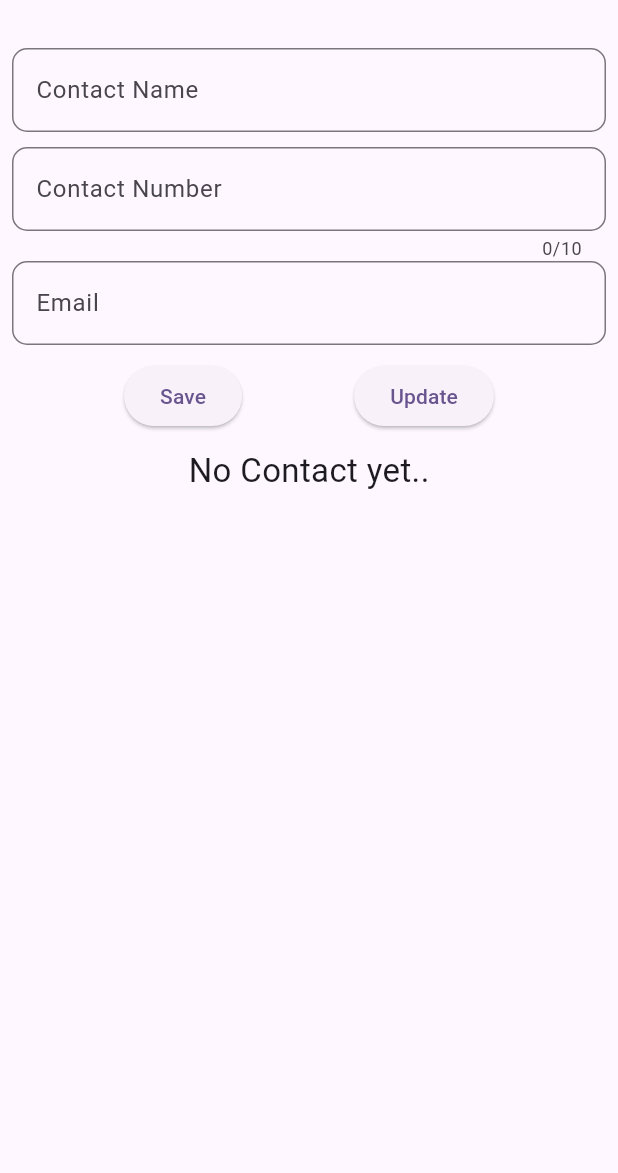
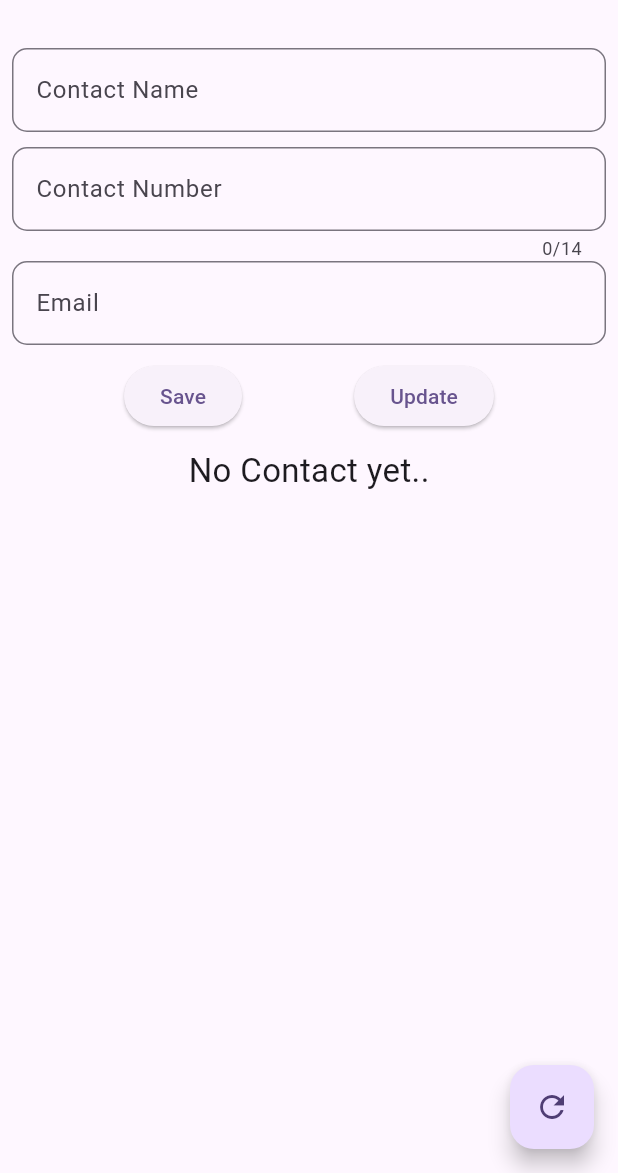
Before and after one commit to fmcarrero/myapp, a Flutter app: the screen it shows after launch, on a phone screen of 412 x 824 dp, the part 63-1236 px from its top. Run offline on Flutter 3.47's test engine with Material 3 defaults, Android fonts, the phone set to English and light mode, and no system bars.

Commit message:
refresh get all data

```diff
--- a/lib/home_page.dart
+++ b/lib/home_page.dart
@@ -1,5 +1,7 @@
 import 'package:flutter/material.dart';
 import 'package:myapp/models/contact.dart';
+import 'package:myapp/providers/contact_provider.dart';
+import 'package:provider/provider.dart';
 
 class HomePage extends StatefulWidget {
   const HomePage({super.key});
@@ -13,18 +15,29 @@ class _HomePageState extends State<HomePage> {
   TextEditingController nameController = TextEditingController();
   TextEditingController contactController = TextEditingController();
   TextEditingController emailController = TextEditingController();
-  List<Contact> contacts = List.empty(growable: true);
 
   int selectedIndex = -1;
-
+/*
+ @override
+  void initState() {
+    super.initState();
+    // Fetch contacts when the widget is first created
+    Future.microtask(() => Provider.of<ContactProvider>(context, listen: false).fetchContacts());
+  }*/
   @override
   Widget build(BuildContext context) {
+    final contactProvider = Provider.of<ContactProvider>(context);
     return Scaffold(
       appBar: AppBar(
         centerTitle: true,
         title: const Text('Contacts List'),
       ),
-      body: Padding(
+      body: contactProvider.isLoading
+          ? const Center(
+              child: CircularProgressIndicator(),
+            )
+          :
+      Padding(
         padding: const EdgeInsets.all(8.0),
         child: Column(
           children: [
@@ -41,8 +54,8 @@ class _HomePageState extends State<HomePage> {
             const SizedBox(height: 10),
             TextField(
               controller: contactController,
-              keyboardType: TextInputType.number,
-              maxLength: 10,
+              keyboardType: TextInputType.text,
+              maxLength: 14,
               decoration: const InputDecoration(
                   hintText: 'Contact Number',
                   border: OutlineInputBorder(
@@ -76,7 +89,7 @@ class _HomePageState extends State<HomePage> {
                           nameController.text = '';
                           contactController.text = '';
                           emailController.text = '';
-                          contacts.add(Contact(name: name, phone: contact , id: 2, email: email));
+                          contactProvider.contacts.add(Contact(name: name, phone: contact , id: 2, email: email));
                         });
                       }
                       //
@@ -93,9 +106,9 @@ class _HomePageState extends State<HomePage> {
                           nameController.text = '';
                           contactController.text = '';
                           emailController.text = '';
-                          contacts[selectedIndex].name = name;
-                          contacts[selectedIndex].phone = contact;
-                          contacts[selectedIndex].email = email;
+                          contactProvider.contacts[selectedIndex].name = name;
+                          contactProvider.contacts[selectedIndex].phone = contact;
+                          contactProvider.contacts[selectedIndex].email = email;
                           selectedIndex = -1;
                         });
                       }
@@ -105,24 +118,28 @@ class _HomePageState extends State<HomePage> {
               ],
             ),
             const SizedBox(height: 10),
-            contacts.isEmpty
+            contactProvider.contacts.isEmpty
                 ? const Text(
                     'No Contact yet..',
                     style: TextStyle(fontSize: 22),
                   )
                 : Expanded(
                     child: ListView.builder(
-                      itemCount: contacts.length,
-                      itemBuilder: (context, index) => getRow(index),
+                      itemCount: contactProvider.contacts.length,
+                      itemBuilder: (context, index) => getRow(index, contactProvider),
                     ),
                   )
           ],
         ),
       ),
+      floatingActionButton: FloatingActionButton(
+        onPressed: () => contactProvider.fetchContacts(),
+        child: const Icon(Icons.refresh),
+      ),
     );
   }
 
-  Widget getRow(int index) {
+  Widget getRow(int index, var contactProvider) {
     return Card(
       child: ListTile(
         leading: CircleAvatar(
@@ -130,7 +147,7 @@ class _HomePageState extends State<HomePage> {
               index % 2 == 0 ? Colors.deepPurpleAccent : Colors.purple,
           foregroundColor: Colors.white,
           child: Text(
-            contacts[index].name[0],
+            contactProvider.contacts[index].name[0],
             style: const TextStyle(fontWeight: FontWeight.bold),
           ),
         ),
@@ -138,11 +155,11 @@ class _HomePageState extends State<HomePage> {
           crossAxisAlignment: CrossAxisAlignment.start,
           children: [
             Text(
-              contacts[index].name,
+              contactProvider.contacts[index].name,
               style: const TextStyle(fontWeight: FontWeight.bold),
             ),
-            Text(contacts[index].phone),
-            Text(contacts[index].email),
+            Text(contactProvider.contacts[index].phone),
+            Text(contactProvider.contacts[index].email),
           ],
         ),
         trailing: SizedBox(
@@ -152,9 +169,9 @@ class _HomePageState extends State<HomePage> {
               InkWell(
                   onTap: () {
                     //
-                    nameController.text = contacts[index].name;
-                    contactController.text = contacts[index].phone;
-                    emailController.text = contacts[index].email;
+                    nameController.text =  contactProvider.contacts[index].name;
+                    contactController.text =  contactProvider.contacts[index].phone;
+                    emailController.text =  contactProvider.contacts[index].email;
                     setState(() {
                       selectedIndex = index;
                     });
@@ -163,7 +180,7 @@ class _HomePageState extends State<HomePage> {
               InkWell(
                   onTap: (() {
                     setState(() {
-                      contacts.removeAt(index);
+                      contactProvider.contacts.removeAt(index);
                     });
                   }),
                   child: const Icon(Icons.delete)),
--- a/lib/main.dart
+++ b/lib/main.dart
@@ -1,6 +1,7 @@
 import 'package:flutter/material.dart';
 import 'package:myapp/home_page.dart';
-
+import 'package:myapp/providers/contact_provider.dart';
+import 'package:provider/provider.dart';
 void main() {
   runApp(const MyApp());
 }
@@ -10,29 +11,19 @@ class MyApp extends StatelessWidget {
 
   @override
   Widget build(BuildContext context) {
-    return MaterialApp(
+    return MultiProvider(
+      providers: [
+        ChangeNotifierProvider(create: (_) => ContactProvider()),
+      ],
+      child: MaterialApp(
         title: 'Contacts List',
         debugShowCheckedModeBanner: false,
         theme: ThemeData(
-        // This is the theme of your application.
-        //
-        // TRY THIS: Try running your application with "flutter run". You'll see
-        // the application has a purple toolbar. Then, without quitting the app,
-        // try changing the seedColor in the colorScheme below to Colors.green
-        // and then invoke "hot reload" (save your changes or press the "hot
-        // reload" button in a Flutter-supported IDE, or press "r" if you used
-        // the command line to start the app).
-        //
-        // Notice that the counter didn't reset back to zero; the application
-        // state is not lost during the reload. To reset the state, use hot
-        // restart instead.
-        //
-        // This works for code too, not just values: Most code changes can be
-        // tested with just a hot reload.
           colorScheme: ColorScheme.fromSeed(seedColor: Colors.deepPurple),
           useMaterial3: true,
         ),
         home: const HomePage(),
+      ),
     );
   }
 }
--- a/lib/models/contact.dart
+++ b/lib/models/contact.dart
@@ -9,9 +9,9 @@ class Contact {
    factory Contact.fromJson(Map<String, dynamic> json) {
     return Contact(
       id: json['id'],
-      name: json['name'],
+      name: json['full_name'],
       email: json['email'],
-      phone: json['phone'],
+      phone: json['phone_number'],
     );
   }
 }
--- /dev/null
+++ b/lib/providers/contact_provider.dart
@@ -0,0 +1,20 @@
+import 'package:flutter/material.dart';
+import 'package:myapp/repositories/contact_repository.dart';
+import 'package:myapp/models/contact.dart';
+
+class ContactProvider with ChangeNotifier {
+  List<Contact> _contacts = [];
+  bool _isLoading = false;
+
+  List<Contact> get contacts => _contacts;
+  bool get isLoading => _isLoading;
+
+  Future<void> fetchContacts() async {
+    _isLoading = true;
+    notifyListeners();
+
+    _contacts = await ContactRepository().getContacts();
+    _isLoading = false;
+    notifyListeners();
+  }
+}
--- a/lib/repositories/contact_repository.dart
+++ b/lib/repositories/contact_repository.dart
@@ -6,6 +6,7 @@ class ContactRepository {
 
   Future<List<Contact>> getContacts() async {
     final response = await _contactService.fetchContacts();
-    return response.map((data) => Contact.fromJson(data)).toList();
+    var contacts = response['data'] as  List<dynamic>;
+    return contacts.map((data) => Contact.fromJson(data)).toList();
   }
 }
--- a/lib/services/contact_service.dart
+++ b/lib/services/contact_service.dart
@@ -2,8 +2,8 @@ import 'dart:convert';
 import 'package:http/http.dart' as http;
 
 class ContactService {
-  Future<List<dynamic>> fetchContacts() async {
-    final response = await http.get(Uri.parse('https://api.example.com/contacts'));
+  Future<Map<String,dynamic>> fetchContacts() async {
+    final response = await http.get(Uri.parse('https://7695-186-121-91-27.ngrok-free.app/v1/contacts'));
     if (response.statusCode == 200) {
       return json.decode(response.body);
     } else {
--- a/pubspec.yaml
+++ b/pubspec.yaml
@@ -29,8 +29,10 @@ environment:
 # versions available, run `flutter pub outdated`.
 dependencies:
   http: ^1.1.0
+  provider: ^6.0.5
   flutter:
     sdk: flutter
+
 
 
   # The following adds the Cupertino Icons font to your application.
```
Also changed, not shown: pubspec.lock. Lines whose indentation alone changed are shown as unchanged.
